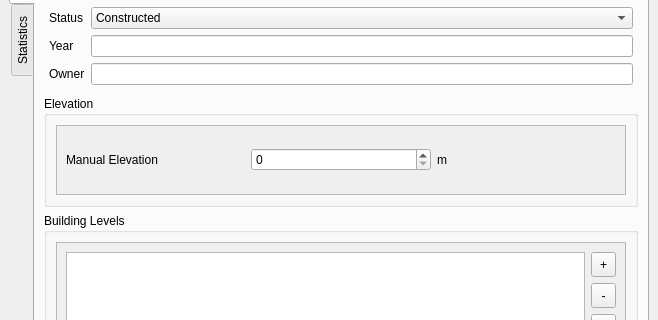
This is qcity/ui/dockwidget_main.ui in north-road/QCity as Qt 5 draws it before an edit; both pictures show x 0 to 658 and y 233 to 553 of the 658 by 1081 pixel window. The edited form follows.
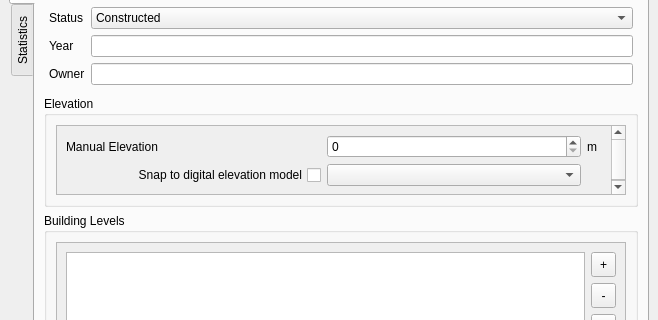
This is the edited form. The open tabs and pages were chosen to show the change. Custom widgets are drawn as their Qt base class.

Commit message: Add DEM combobox

The edit to the form file:
```diff
--- a/qcity/ui/dockwidget_main.ui
+++ b/qcity/ui/dockwidget_main.ui
@@ -1152,27 +1152,46 @@
                  <rect>
                   <x>0</x>
                   <y>0</y>
-                  <width>562</width>
-                  <height>68</height>
+                  <width>548</width>
+                  <height>77</height>
                  </rect>
                 </property>
                 <layout class="QGridLayout" name="gridLayout_26">
-                 <item row="0" column="0">
-                  <widget class="QLabel" name="label_50">
+                 <item row="1" column="0">
+                  <widget class="QCheckBox" name="checkBox_auto_elevation">
+                   <property name="layoutDirection">
+                    <enum>Qt::RightToLeft</enum>
+                   </property>
                    <property name="text">
-                    <string>Manual Elevation</string>
+                    <string>Snap to digital elevation model</string>
                    </property>
                   </widget>
                  </item>
+                 <item row="0" column="1">
+                  <widget class="QSpinBox" name="spinBox_dev_site_elevation"/>
+                 </item>
+                 <item row="1" column="1">
+                  <widget class="QgsMapLayerComboBox" name="comboBox_auto_elevation"/>
+                 </item>
                  <item row="0" column="2">
                   <widget class="QLabel" name="label_51">
+                   <property name="maximumSize">
+                    <size>
+                     <width>15</width>
+                     <height>16777215</height>
+                    </size>
+                   </property>
                    <property name="text">
                     <string>m</string>
                    </property>
                   </widget>
                  </item>
-                 <item row="0" column="1">
-                  <widget class="QSpinBox" name="spinBox_dev_site_elevation"/>
+                 <item row="0" column="0">
+                  <widget class="QLabel" name="label_50">
+                   <property name="text">
+                    <string>Manual Elevation</string>
+                   </property>
+                  </widget>
                  </item>
                 </layout>
                </widget>
@@ -1622,6 +1641,12 @@
    <header>qgis.gui</header>
    <container>1</container>
   </customwidget>
+  <customwidget>
+   <class>QgsMapLayerComboBox</class>
+   <extends>QComboBox</extends>
+   <header>qgis.gui</header>
+   <container>1</container>
+  </customwidget>
  </customwidgets>
  <resources/>
  <connections/>
```
The commit also changes 1 other file.
